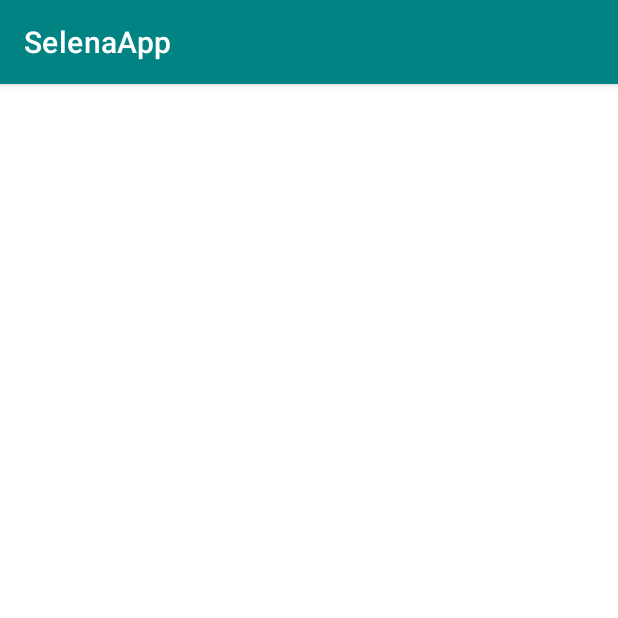
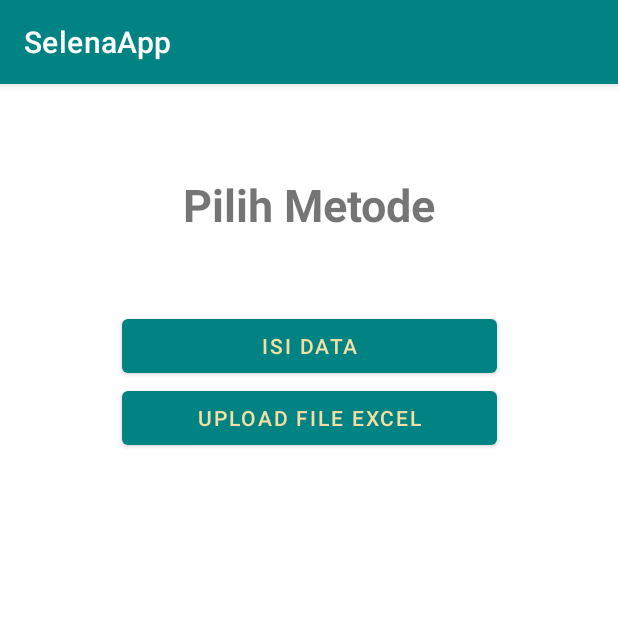
Before and after one commit to dorizx/SelenaApp, an Android app: the ChooseMethodTransactionActivity screen opened directly, with no data from a screen before it, on a phone screen of 412 x 824 dp, the top half of it. Run offline under Robolectric (Android 15) with nearby library versions, the phone set to English and light mode, and no system bars.

Commit message:
design choose method

```diff
--- a/app/src/main/res/layout/activity_choose_method_transaction.xml
+++ b/app/src/main/res/layout/activity_choose_method_transaction.xml
@@ -7,4 +7,34 @@
     android:layout_height="match_parent"
     tools:context=".ui.transaction.ChooseMethodTransactionActivity">
 
+    <TextView
+        android:id="@+id/tv_title"
+        android:layout_width="wrap_content"
+        android:layout_height="wrap_content"
+        android:layout_marginTop="60dp"
+        android:text="@string/choose_method"
+        android:textSize="30sp"
+        android:textStyle="bold"
+        app:layout_constraintEnd_toEndOf="parent"
+        app:layout_constraintStart_toStartOf="parent"
+        app:layout_constraintTop_toTopOf="parent" />
+
+    <Button
+        android:id="@+id/btn_manual"
+        android:layout_width="250dp"
+        android:layout_height="wrap_content"
+        android:text="@string/add_data"
+        android:layout_marginTop="50dp"
+        app:layout_constraintEnd_toEndOf="parent"
+        app:layout_constraintStart_toStartOf="parent"
+        app:layout_constraintTop_toBottomOf="@id/tv_title" />
+
+    <Button
+        android:id="@+id/btn_file"
+        android:layout_width="250dp"
+        android:layout_height="wrap_content"
+        android:text="@string/add_file"
+        app:layout_constraintEnd_toEndOf="parent"
+        app:layout_constraintStart_toStartOf="parent"
+        app:layout_constraintTop_toBottomOf="@id/btn_manual" />
 </androidx.constraintlayout.widget.ConstraintLayout>
--- a/app/src/main/res/values/strings.xml
+++ b/app/src/main/res/values/strings.xml
@@ -8,4 +8,8 @@
 
     <string name="add_transaction">Tambah Transaksi</string>
     <string name="detail_keuangan">Detail Keuangan</string>
+
+    <string name="choose_method">Pilih Metode</string>
+    <string name="add_data">Isi Data</string>
+    <string name="add_file">Upload File Excel</string>
 </resources>
```
